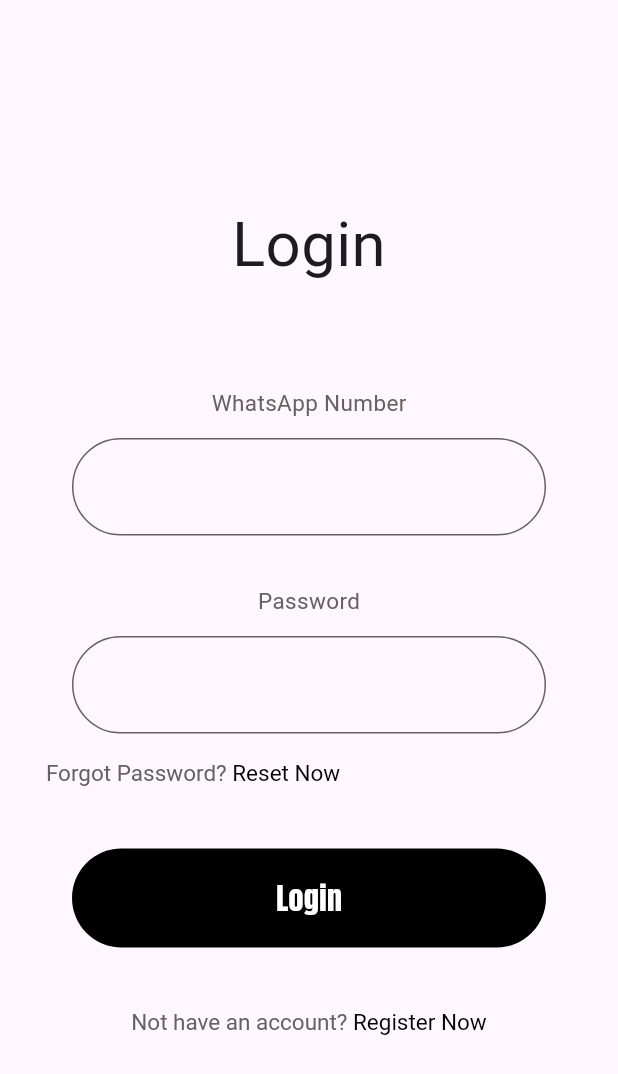
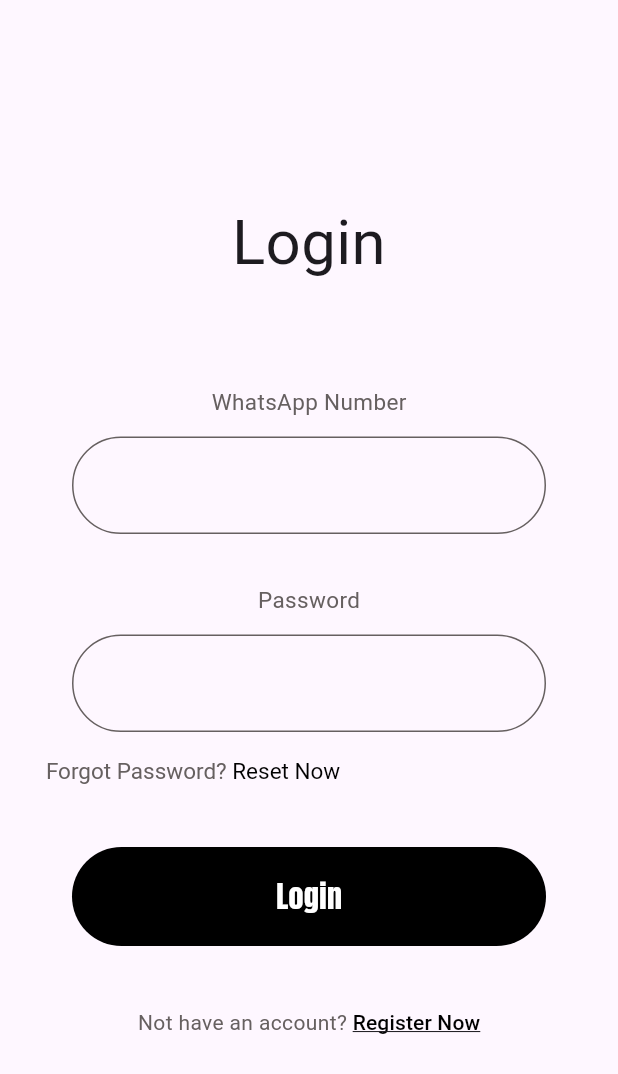
Before and after one commit to PraveenAththanayake/Aristo, a Flutter app: the LoginScreen screen opened directly, on a phone screen of 412 x 824 dp. Shown: the top 1074 px of the screen. Run offline on Flutter 3.47's test engine with Material 3 defaults, Android fonts, the phone set to English and light mode, and no system bars; our stand-ins replace google_fonts.

Commit message:
feat: Created Navigation for login screen

```diff
--- a/lib/main.dart
+++ b/lib/main.dart
@@ -1,11 +1,12 @@
 import 'package:aristo/screens/CreateAccountScreen.dart';
 import 'package:aristo/view_models/create_account_viewmodel.dart';
+import 'package:aristo/view_models/login_viewmodel.dart';
 import 'package:flutter/material.dart';
 import 'package:google_fonts/google_fonts.dart';
 import 'package:provider/provider.dart';
 
 void main() {
-  runApp(MyApp());
+  runApp(const MyApp());
 }
 
 class MyApp extends StatelessWidget {
@@ -16,6 +17,7 @@
     return MultiProvider(
       providers: [
         ChangeNotifierProvider(create: (_) => CreateAccountViewModel()),
+        ChangeNotifierProvider(create: (_) => LoginViewModel()),
       ],
       child: MaterialApp(
         debugShowCheckedModeBanner: false,
--- a/lib/screens/LoginScreen.dart
+++ b/lib/screens/LoginScreen.dart
@@ -1,4 +1,5 @@
 // lib/views/login_screen.dart
+import 'package:aristo/screens/CreateAccountScreen.dart';
 import 'package:aristo/view_models/login_viewmodel.dart';
 import 'package:flutter/material.dart';
 import 'package:provider/provider.dart';
@@ -83,17 +84,35 @@
                   },
                 ),
                 SizedBox(height: screenHeight * 0.05),
-                RichText(
-                  text: TextSpan(
-                    style: GoogleFonts.anticDidone(
-                      fontSize: 15,
-                      color: AppColors.secondaryColor,
-                    ),
-                    children: const [
-                      TextSpan(text: 'Not have an account? '),
-                      TextSpan(
-                        text: 'Register Now',
-                        style: TextStyle(color: AppColors.primaryColor),
+                Center(
+                  child: Row(
+                    mainAxisAlignment: MainAxisAlignment.center,
+                    children: [
+                      const Text(
+                        'Not have an account? ',
+                        style: TextStyle(color: AppColors.secondaryColor),
+                      ),
+                      TextButton(
+                        onPressed: () {
+                          Navigator.push(
+                            context,
+                            MaterialPageRoute(
+                                builder: (context) =>
+                                    const CreateAccountScreen()),
+                          );
+                        },
+                        style: TextButton.styleFrom(
+                          padding: EdgeInsets.zero,
+                          minimumSize: const Size(0, 0),
+                          tapTargetSize: MaterialTapTargetSize.shrinkWrap,
+                        ),
+                        child: const Text(
+                          'Register Now',
+                          style: TextStyle(
+                            color: AppColors.primaryColor,
+                            decoration: TextDecoration.underline,
+                          ),
+                        ),
                       ),
                     ],
                   ),
```
